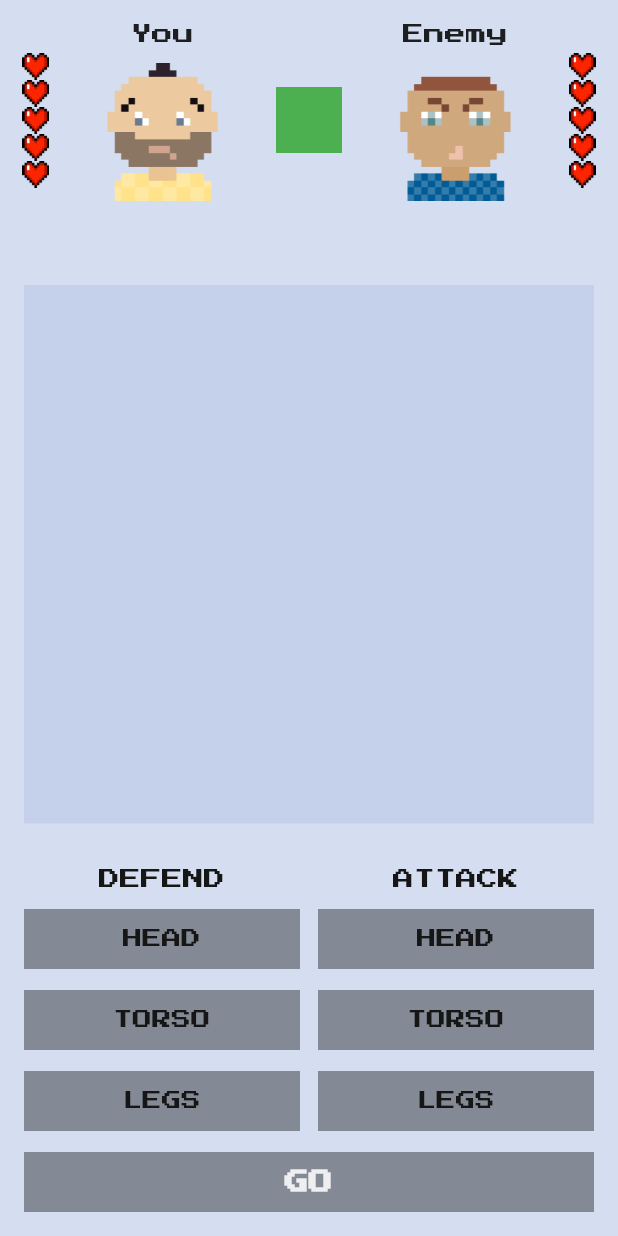
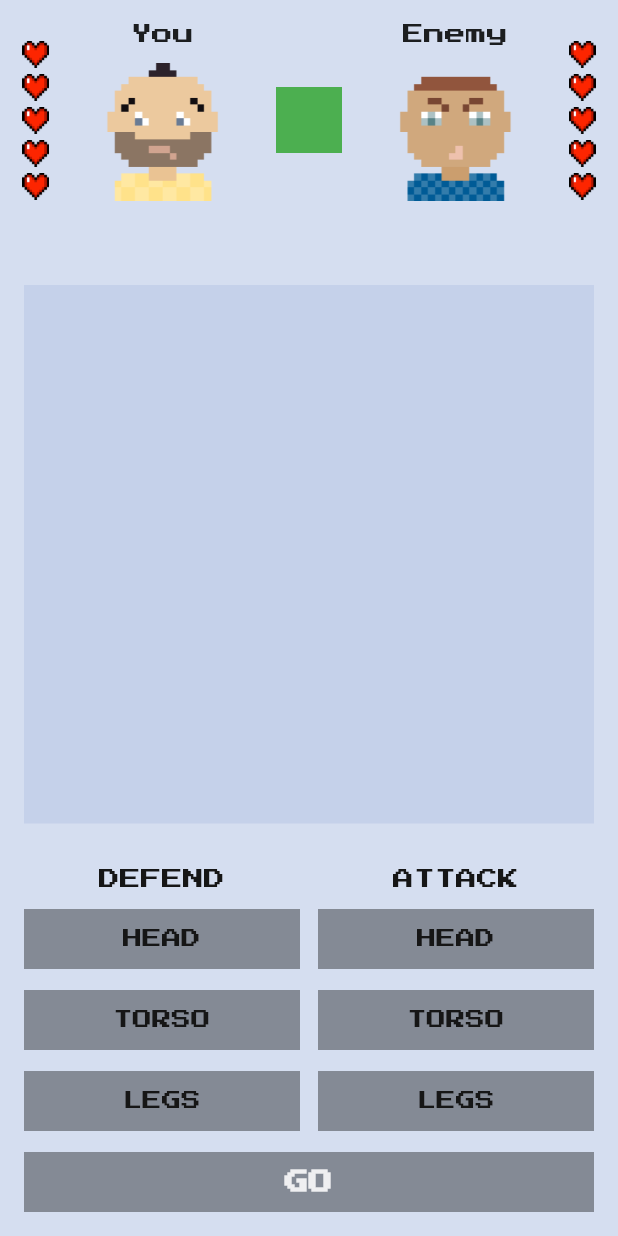
Before and after one commit to roman8361/flutter_fight_club, a Flutter app: the screen it shows after launch, on a phone screen of 412 x 824 dp. Run offline on Flutter 3.47's test engine with Material 2 defaults, Android fonts, the phone set to English and light mode, and no system bars; our stand-ins replace google_fonts.

Commit message:
home work 02 (refactoring)

```diff
--- a/lib/flight_club_icons.dart
+++ b/lib/flight_club_icons.dart
@@ -1,7 +1,7 @@
 class FightClubIcons {
   FightClubIcons._();
 
-  static const headFull = "assets/icons/heart-full.png";
-  static const headEmpty = "assets/icons/heart-empty.png";
+  static const heartFull = "assets/icons/heart-full.png";
+  static const heartEmpty = "assets/icons/heart-empty.png";
 
 }
--- a/lib/main.dart
+++ b/lib/main.dart
@@ -380,16 +380,24 @@ class LivesWidget extends StatelessWidget {
       mainAxisSize: MainAxisSize.min,
       children: List.generate(overallLivesCount, (index) {
         if (index < currentLivesCount) {
-          return Image.asset(
-            FightClubIcons.headFull,
-            width: 18,
-            height: 18,
+          return Padding(
+            padding:
+                EdgeInsets.only(bottom: overallLivesCount - 1 != index ? 4 : 0),
+            child: Image.asset(
+              FightClubIcons.heartFull,
+              width: 18,
+              height: 18,
+            ),
           );
         } else {
-          return Image.asset(
-            FightClubIcons.headEmpty,
-            width: 18,
-            height: 18,
+          return Padding(
+            padding:
+                EdgeInsets.only(bottom: overallLivesCount - 1 != index ? 4 : 0),
+            child: Image.asset(
+              FightClubIcons.heartEmpty,
+              width: 18,
+              height: 18,
+            ),
           );
         }
       }),
```
